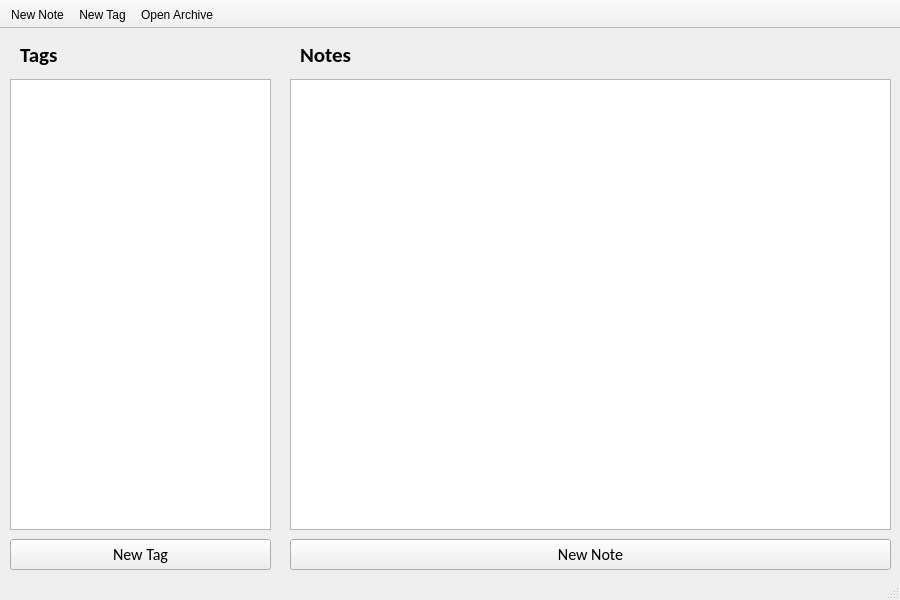
Above: Notes/mainwindow.ui from HelgaBK/boop_2nd_1sem before the change. Below: the same form after it.
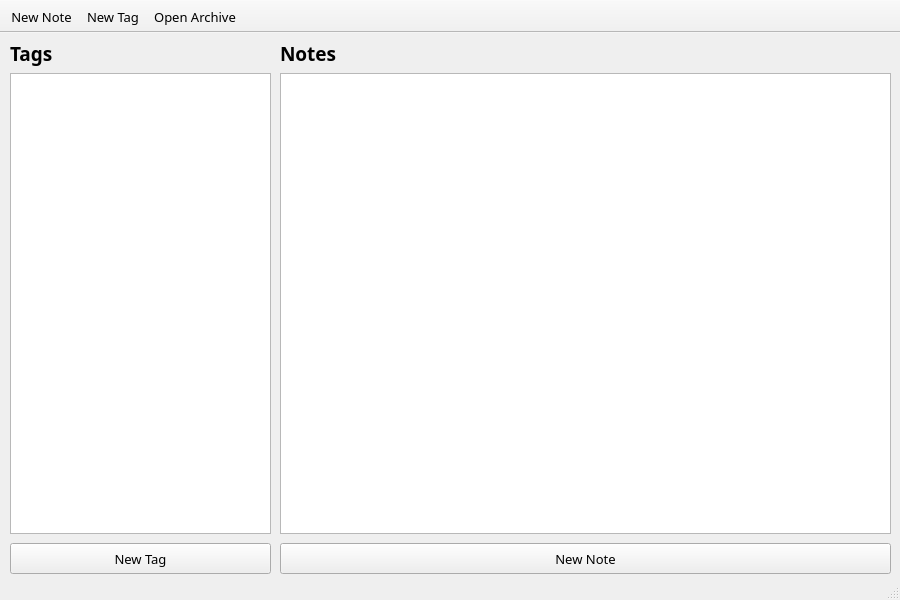
That is the form after the change.

Commit message: Slightly adjusted appearance of mainwindow

Patch:
```diff
--- a/Notes/mainwindow.ui
+++ b/Notes/mainwindow.ui
@@ -22,6 +22,12 @@
     <height>600</height>
    </size>
   </property>
+  <property name="font">
+   <font>
+    <family>Century Gothic</family>
+    <pointsize>9</pointsize>
+   </font>
+  </property>
   <property name="windowTitle">
    <string>MainWindow</string>
   </property>
@@ -30,19 +36,25 @@
     <property name="geometry">
      <rect>
       <x>10</x>
-      <y>50</y>
+      <y>40</y>
       <width>261</width>
-      <height>451</height>
+      <height>461</height>
      </rect>
     </property>
+    <property name="font">
+     <font>
+      <family>Century Gothic</family>
+      <pointsize>10</pointsize>
+     </font>
+    </property>
    </widget>
    <widget class="QListWidget" name="listNotes">
     <property name="geometry">
      <rect>
-      <x>290</x>
-      <y>50</y>
-      <width>601</width>
-      <height>451</height>
+      <x>280</x>
+      <y>40</y>
+      <width>611</width>
+      <height>461</height>
      </rect>
     </property>
     <property name="sizePolicy">
@@ -51,6 +63,12 @@
       <verstretch>0</verstretch>
      </sizepolicy>
     </property>
+    <property name="font">
+     <font>
+      <family>Century Gothic</family>
+      <pointsize>10</pointsize>
+     </font>
+    </property>
    </widget>
    <widget class="QPushButton" name="buttonNewTag">
     <property name="geometry">
@@ -63,8 +81,8 @@
     </property>
     <property name="font">
      <font>
-      <family>Calibri</family>
-      <pointsize>12</pointsize>
+      <family>Century Gothic</family>
+      <pointsize>10</pointsize>
      </font>
     </property>
     <property name="text">
@@ -74,16 +92,16 @@
    <widget class="QPushButton" name="puttonNewNote">
     <property name="geometry">
      <rect>
-      <x>290</x>
+      <x>280</x>
       <y>510</y>
-      <width>601</width>
+      <width>611</width>
       <height>31</height>
      </rect>
     </property>
     <property name="font">
      <font>
-      <family>Calibri</family>
-      <pointsize>12</pointsize>
+      <family>Century Gothic</family>
+      <pointsize>10</pointsize>
      </font>
     </property>
     <property name="text">
@@ -93,16 +111,16 @@
    <widget class="QLabel" name="labeltags">
     <property name="geometry">
      <rect>
-      <x>20</x>
-      <y>10</y>
-      <width>251</width>
-      <height>31</height>
+      <x>10</x>
+      <y>0</y>
+      <width>261</width>
+      <height>41</height>
      </rect>
     </property>
     <property name="font">
      <font>
-      <family>Calibri</family>
-      <pointsize>16</pointsize>
+      <family>Century Gothic</family>
+      <pointsize>14</pointsize>
       <weight>75</weight>
       <bold>true</bold>
      </font>
@@ -114,16 +132,16 @@
    <widget class="QLabel" name="labelNotes">
     <property name="geometry">
      <rect>
-      <x>300</x>
-      <y>10</y>
-      <width>251</width>
-      <height>31</height>
+      <x>280</x>
+      <y>0</y>
+      <width>611</width>
+      <height>41</height>
      </rect>
     </property>
     <property name="font">
      <font>
-      <family>Calibri</family>
-      <pointsize>16</pointsize>
+      <family>Century Gothic</family>
+      <pointsize>14</pointsize>
       <weight>75</weight>
       <bold>true</bold>
      </font>
@@ -135,6 +153,11 @@
   </widget>
   <widget class="QStatusBar" name="statusBar"/>
   <widget class="QToolBar" name="mainToolBar">
+   <property name="font">
+    <font>
+     <pointsize>10</pointsize>
+    </font>
+   </property>
    <property name="movable">
     <bool>false</bool>
    </property>
```
